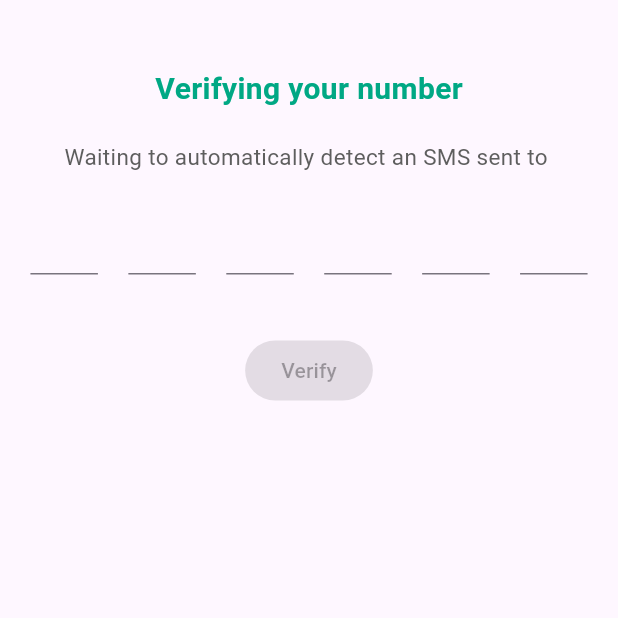
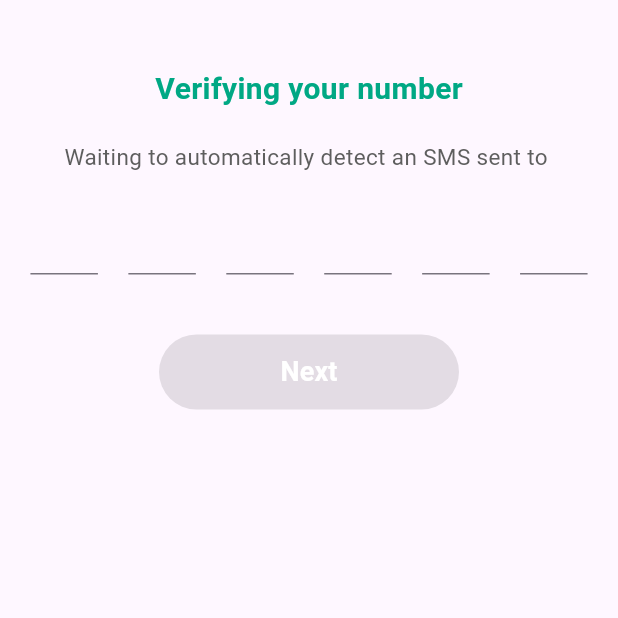
Before and after one commit to ashir227/Whatsapp-Ui, a Flutter app: the Otp screen opened directly with empty values, on a phone screen of 412 x 824 dp, the top half of it. Run offline on Flutter 3.47's test engine with Material 3 defaults, Android fonts, the phone set to English and light mode, and no system bars; our stand-ins replace firebase_auth, firebase_core; accounts and stored records are empty.

Commit message:
Otp scrn

```diff
--- a/lib/Screens/Otp_scr.dart
+++ b/lib/Screens/Otp_scr.dart
@@ -1,6 +1,7 @@
 import 'package:firebase_auth/firebase_auth.dart';
 import 'package:flutter/material.dart';
 import 'package:whatsap/UIhelper/uihelp.dart';
+import 'package:whatsap/login/Profileinfo.dart';
 
 class Otp extends StatefulWidget {
   final String verificationId;
@@ -22,11 +23,17 @@ class _OtpState extends State<Otp> {
     (_) => TextEditingController(),
   );
 
+  final List<FocusNode> focusNodes = List.generate(
+    6,
+    (_) => FocusNode(),
+  ); // 🔹 Added focus nodes
+
   String getOtp() => controllers.map((c) => c.text).join();
 
   @override
   void dispose() {
     for (var c in controllers) c.dispose();
+    for (var f in focusNodes) f.dispose(); // 🔹 Dispose focus nodes
     super.dispose();
   }
 
@@ -57,21 +64,51 @@ class _OtpState extends State<Otp> {
                   width: 45,
                   child: TextField(
                     controller: controllers[index],
+                    focusNode: focusNodes[index], // 🔹 Set focus node
                     keyboardType: TextInputType.number,
                     textAlign: TextAlign.center,
                     maxLength: 1,
                     decoration: const InputDecoration(counterText: ""),
+                    onChanged: (value) {
+                      if (value.length == 1 && index < 5) {
+                        // 🔹 Move to next box automatically
+                        focusNodes[index + 1].requestFocus();
+                      } else if (value.isEmpty && index > 0) {
+                        // 🔹 Backspace moves to previous
+                        focusNodes[index - 1].requestFocus();
+                      }
+
+                      setState(() {}); // 🔹 Update Next button enabled
+                    },
                   ),
                 );
               }),
             ),
             const SizedBox(height: 40),
-            ElevatedButton(
-              onPressed: getOtp().length == 6 ? _verifyOtp : null,
-              style: ElevatedButton.styleFrom(
-                backgroundColor: const Color(0xff00A884),
+            SizedBox(
+              width: 200,
+              height: 50,
+              child: ElevatedButton(
+                onPressed: getOtp().length == 6
+                    ? _verifyOtp
+                    : null, // 🔹 Enable only if 6 digits
+                style: ElevatedButton.styleFrom(
+                  backgroundColor: getOtp().length == 6
+                      ? const Color(0xff00A884)
+                      : Colors.grey, // 🔹 Change color dynamically
+                  shape: RoundedRectangleBorder(
+                    borderRadius: BorderRadius.circular(25),
+                  ),
+                ),
+                child: const Text(
+                  "Next",
+                  style: TextStyle(
+                    color: Colors.white,
+                    fontWeight: FontWeight.bold,
+                    fontSize: 18,
+                  ),
+                ),
               ),
-              child: const Text("Verify"),
             ),
           ],
         ),
@@ -88,8 +125,9 @@ class _OtpState extends State<Otp> {
       await FirebaseAuth.instance.signInWithCredential(credential);
 
       if (!mounted) return;
-      ScaffoldMessenger.of(context).showSnackBar(
-        const SnackBar(content: Text("OTP Verified Successfully")),
+      Navigator.push(
+        context,
+        MaterialPageRoute(builder: (context) => Profile_info()),
       );
     } catch (e) {
       if (!mounted) return;
```
Also changed, not shown: lib/login/Profileinfo.dart (added, +15 -0 lines).
